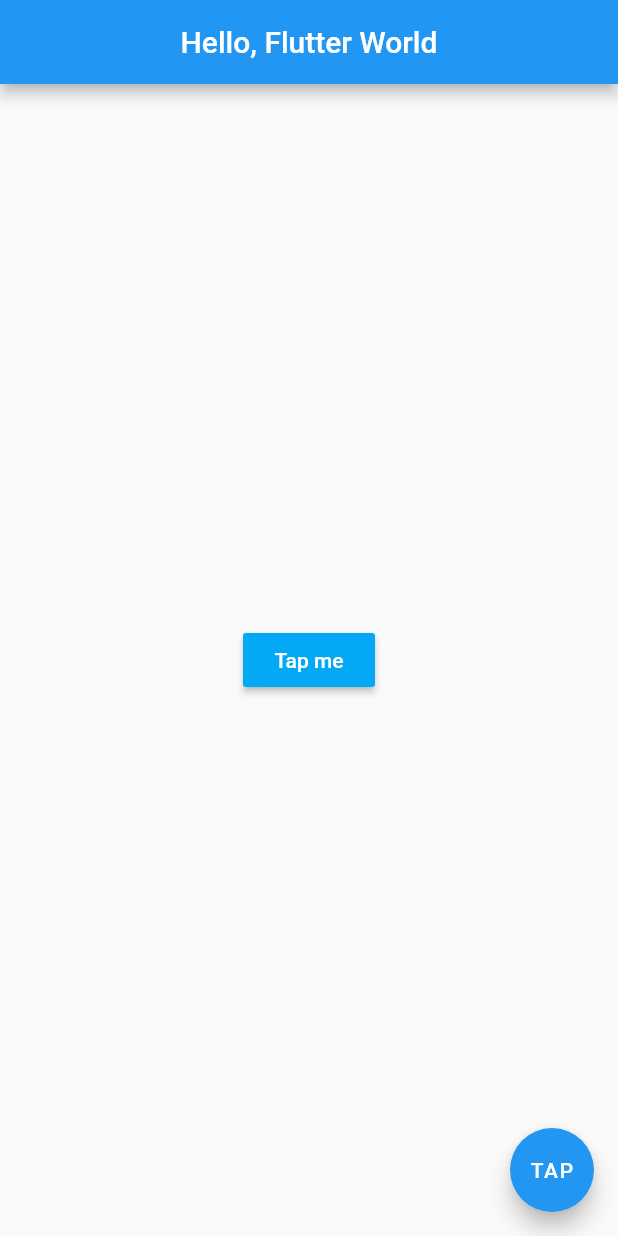
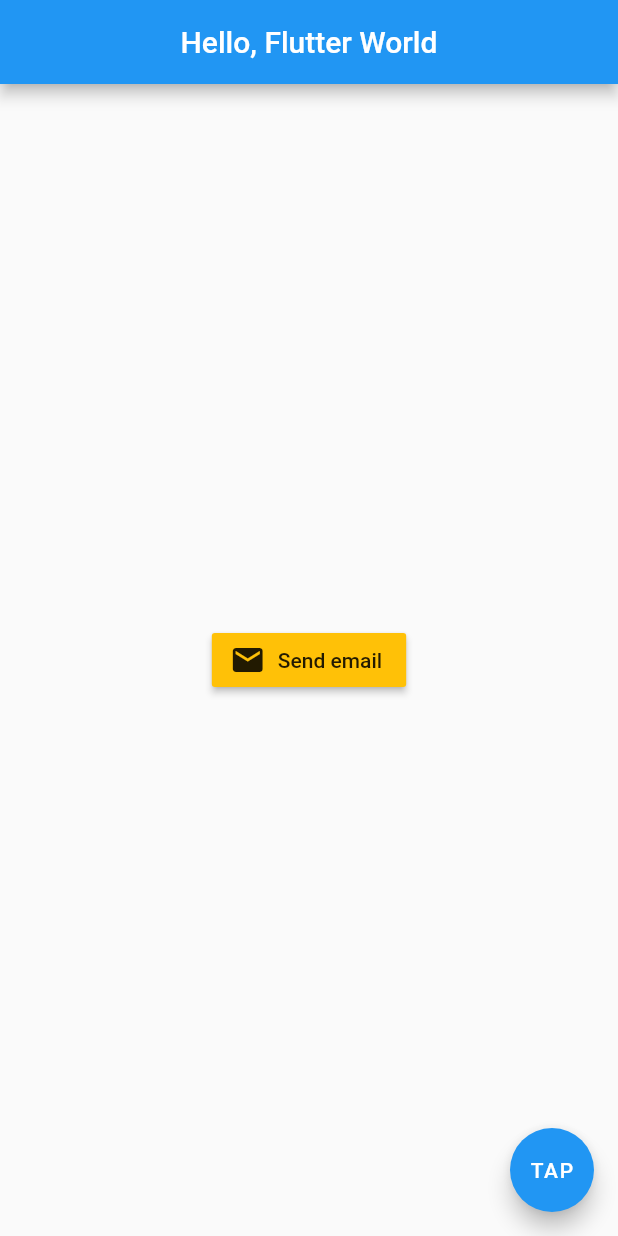
Before and after one commit to casa98/Flutter-Intro, a Flutter app: the screen it shows after launch, on a phone screen of 412 x 824 dp. Run offline on Flutter 3.47's test engine with Material 2 defaults, Android fonts, the phone set to English and light mode, and no system bars.

Commit message:
Add icon inside button

```diff
--- a/lib/main.dart
+++ b/lib/main.dart
@@ -16,14 +16,11 @@ class MyApp extends StatelessWidget {
           centerTitle: true,
         ),
         body: Center(
-          // Also FlatButton (no shadow)
-          child: RaisedButton(
+          child: RaisedButton.icon(
             onPressed: () {},
-            child: Text(
-              'Tap me',
-            ),
-            color: Colors.lightBlue,
-            textColor: Colors.white,
+            icon: Icon(Icons.mail),
+            label: Text('Send email'),
+            color: Colors.amber,
           ),
         ),
         floatingActionButton: FloatingActionButton(
```
